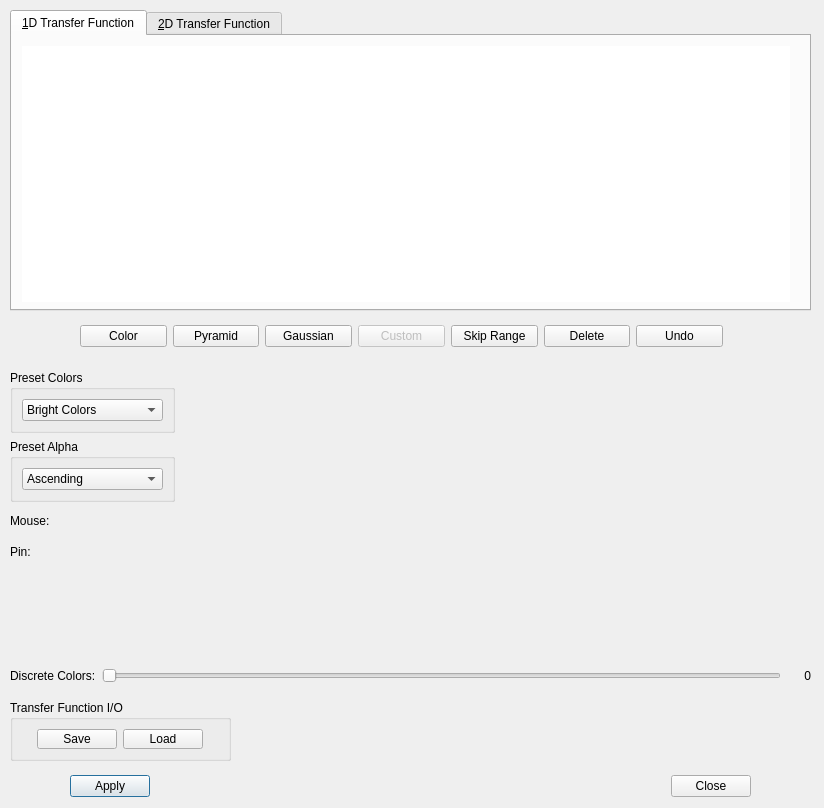
Above: vox-desk-qt/src/vvtfdialog.ui from deskvox/deskvox before the change. Below: the same form after it.
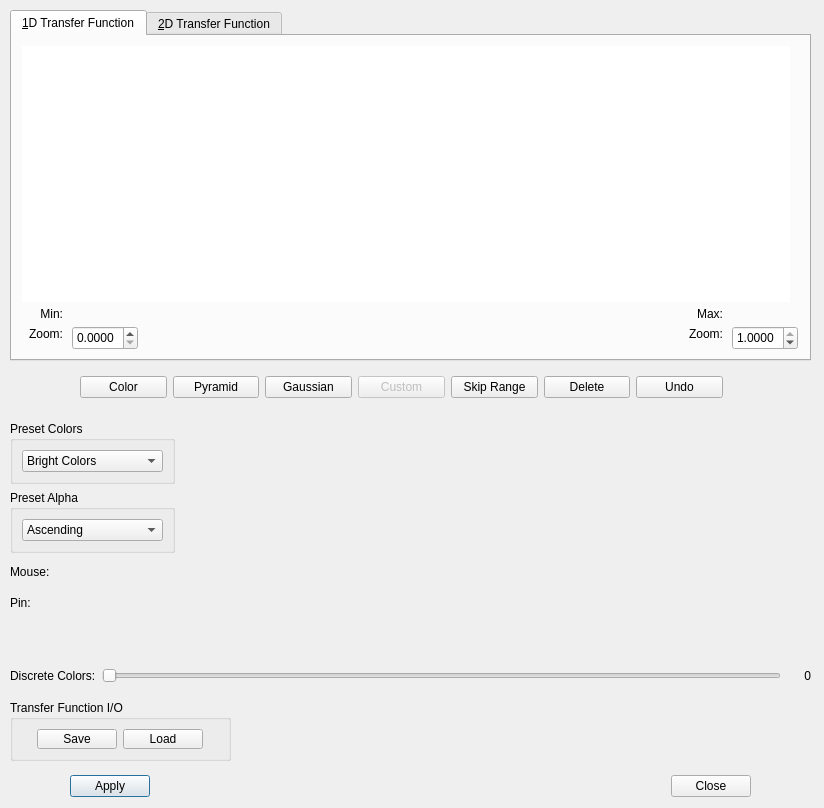
That is the form after the change.

Commit message: Adaptable zoom range in tf editor

What changed in the file:
```diff
--- a/vox-desk-qt/src/vvtfdialog.ui
+++ b/vox-desk-qt/src/vvtfdialog.ui
@@ -19,7 +19,7 @@
      <x>10</x>
      <y>10</y>
      <width>801</width>
-     <height>301</height>
+     <height>351</height>
     </rect>
    </property>
    <property name="currentIndex">
@@ -117,6 +117,137 @@
       <enum>Qt::ScrollBarAlwaysOff</enum>
      </property>
     </widget>
+    <widget class="QLabel" name="minTextLabel">
+     <property name="geometry">
+      <rect>
+       <x>10</x>
+       <y>270</y>
+       <width>41</width>
+       <height>16</height>
+      </rect>
+     </property>
+     <property name="text">
+      <string>Min:</string>
+     </property>
+     <property name="alignment">
+      <set>Qt::AlignRight|Qt::AlignTrailing|Qt::AlignVCenter</set>
+     </property>
+    </widget>
+    <widget class="QLabel" name="zoomMinTextLabel">
+     <property name="geometry">
+      <rect>
+       <x>10</x>
+       <y>290</y>
+       <width>41</width>
+       <height>16</height>
+      </rect>
+     </property>
+     <property name="text">
+      <string>Zoom:</string>
+     </property>
+     <property name="alignment">
+      <set>Qt::AlignRight|Qt::AlignTrailing|Qt::AlignVCenter</set>
+     </property>
+    </widget>
+    <widget class="QLabel" name="maxTextLabel">
+     <property name="geometry">
+      <rect>
+       <x>670</x>
+       <y>270</y>
+       <width>41</width>
+       <height>16</height>
+      </rect>
+     </property>
+     <property name="text">
+      <string>Max:</string>
+     </property>
+     <property name="alignment">
+      <set>Qt::AlignRight|Qt::AlignTrailing|Qt::AlignVCenter</set>
+     </property>
+    </widget>
+    <widget class="QLabel" name="zoomMaxTextLabel">
+     <property name="geometry">
+      <rect>
+       <x>670</x>
+       <y>290</y>
+       <width>41</width>
+       <height>16</height>
+      </rect>
+     </property>
+     <property name="text">
+      <string>Zoom:</string>
+     </property>
+     <property name="alignment">
+      <set>Qt::AlignRight|Qt::AlignTrailing|Qt::AlignVCenter</set>
+     </property>
+    </widget>
+    <widget class="QLabel" name="minLabel">
+     <property name="geometry">
+      <rect>
+       <x>60</x>
+       <y>270</y>
+       <width>59</width>
+       <height>16</height>
+      </rect>
+     </property>
+     <property name="text">
+      <string/>
+     </property>
+    </widget>
+    <widget class="QLabel" name="maxLabel">
+     <property name="geometry">
+      <rect>
+       <x>720</x>
+       <y>270</y>
+       <width>59</width>
+       <height>16</height>
+      </rect>
+     </property>
+     <property name="text">
+      <string/>
+     </property>
+    </widget>
+    <widget class="QDoubleSpinBox" name="zoomMinBox">
+     <property name="geometry">
+      <rect>
+       <x>60</x>
+       <y>290</y>
+       <width>66</width>
+       <height>24</height>
+      </rect>
+     </property>
+     <property name="decimals">
+      <number>4</number>
+     </property>
+     <property name="maximum">
+      <double>1.000000000000000</double>
+     </property>
+     <property name="singleStep">
+      <double>0.010000000000000</double>
+     </property>
+    </widget>
+    <widget class="QDoubleSpinBox" name="zoomMaxBox">
+     <property name="geometry">
+      <rect>
+       <x>720</x>
+       <y>290</y>
+       <width>66</width>
+       <height>24</height>
+      </rect>
+     </property>
+     <property name="decimals">
+      <number>4</number>
+     </property>
+     <property name="maximum">
+      <double>1.000000000000000</double>
+     </property>
+     <property name="singleStep">
+      <double>0.010000000000000</double>
+     </property>
+     <property name="value">
+      <double>1.000000000000000</double>
+     </property>
+    </widget>
    </widget>
    <widget class="QWidget" name="tf2DTab">
     <attribute name="title">
@@ -167,7 +298,7 @@
    <property name="geometry">
     <rect>
      <x>80</x>
-     <y>320</y>
+     <y>371</y>
      <width>643</width>
      <height>32</height>
     </rect>
@@ -249,7 +380,7 @@
    <property name="geometry">
     <rect>
      <x>10</x>
-     <y>370</y>
+     <y>421</y>
      <width>165</width>
      <height>194</height>
     </rect>
@@ -356,7 +487,7 @@
    <property name="geometry">
     <rect>
      <x>190</x>
-     <y>369</y>
+     <y>420</y>
      <width>571</width>
      <height>201</height>
     </rect>
```
The commit also changes 2 other files.
